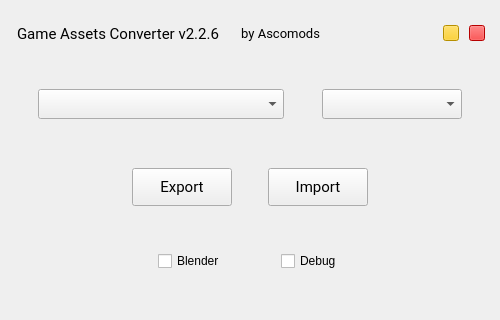
ascomods/game-assets-converter, file ui/views/MainWindow.ui: the form before one commit.
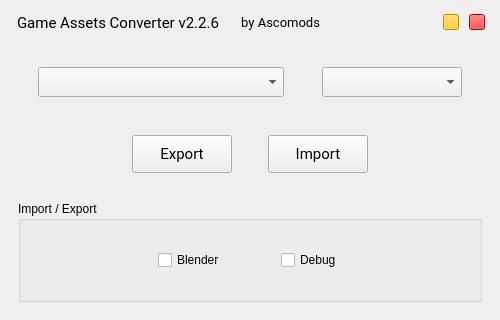
The form after the commit. Icons and pictures are not drawn.

Commit message: fix(General): Blender node imports + Ui rework  Blender:   * Using SCNE.json to get node names and build missing transform nodes   * Retrieve colors from FBX during perPolygon import   * Fix children sorting in SPRP   * Ui reworked for Import / Export section

Patch:
```diff
--- a/ui/views/MainWindow.ui
+++ b/ui/views/MainWindow.ui
@@ -11,15 +11,15 @@
    </rect>
   </property>
   <property name="sizePolicy">
-   <sizepolicy hsizetype="Fixed" vsizetype="Fixed">
+   <sizepolicy hsizetype="Minimum" vsizetype="Minimum">
     <horstretch>0</horstretch>
     <verstretch>0</verstretch>
    </sizepolicy>
   </property>
   <property name="minimumSize">
    <size>
-    <width>500</width>
-    <height>320</height>
+    <width>200</width>
+    <height>220</height>
    </size>
   </property>
   <property name="maximumSize">
@@ -547,11 +547,11 @@
        </item>
        <item>
         <widget class="QFrame" name="options_frame">
-         <property name="maximumSize">
-          <size>
-           <width>16777215</width>
-           <height>50</height>
-          </size>
+         <property name="sizePolicy">
+          <sizepolicy hsizetype="Preferred" vsizetype="Preferred">
+           <horstretch>0</horstretch>
+           <verstretch>0</verstretch>
+          </sizepolicy>
          </property>
          <property name="frameShape">
           <enum>QFrame::NoFrame</enum>
@@ -559,9 +559,15 @@
          <property name="frameShadow">
           <enum>QFrame::Raised</enum>
          </property>
-         <layout class="QHBoxLayout" name="horizontalLayout">
+         <layout class="QVBoxLayout" name="verticalLayout_5">
           <item>
-           <spacer name="horizontalSpacer_2">
+           <widget class="QGroupBox" name="import_export_grp_box">
+            <property name="title">
+             <string>Import / Export</string>
+            </property>
+            <layout class="QHBoxLayout" name="horizontalLayout_2">
+             <item>
+              <spacer name="horizontal_spacer_7">
             <property name="orientation">
              <enum>Qt::Horizontal</enum>
             </property>
@@ -581,7 +587,7 @@
            </widget>
           </item>
           <item>
-           <spacer name="horizontalSpacer_4">
+              <spacer name="horizontal_spacer_8">
             <property name="orientation">
              <enum>Qt::Horizontal</enum>
             </property>
@@ -604,7 +610,7 @@
            </widget>
           </item>
           <item>
-           <spacer name="horizontalSpacer_3">
+              <spacer name="horizontal_spacer_9">
             <property name="orientation">
              <enum>Qt::Horizontal</enum>
             </property>
@@ -619,21 +625,8 @@
          </layout>
         </widget>
        </item>
-       <item>
-        <spacer name="verticalSpacer">
-         <property name="orientation">
-          <enum>Qt::Vertical</enum>
-         </property>
-         <property name="sizeType">
-          <enum>QSizePolicy::Fixed</enum>
-         </property>
-         <property name="sizeHint" stdset="0">
-          <size>
-           <width>0</width>
-           <height>10</height>
-          </size>
-         </property>
-        </spacer>
+         </layout>
+        </widget>
        </item>
       </layout>
      </widget>
```
Left out of the diff: 4 changed lines with no effect on the pictures. Lines whose indentation alone changed are shown as unchanged. The commit also changes 5 other files.
